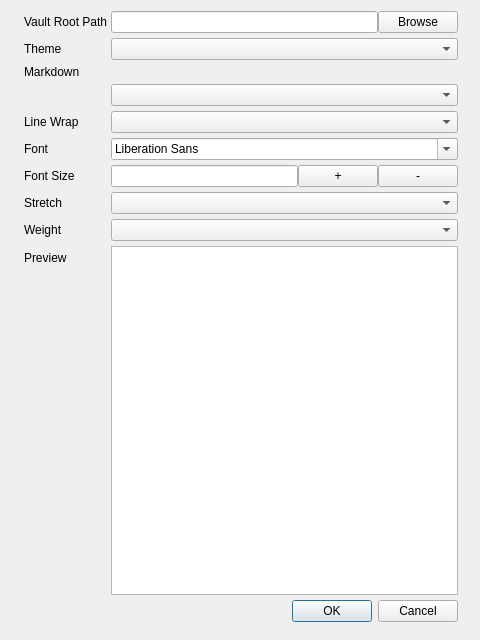
Old version of the form settingsdialog.ui in the repository upupwrite/Remini.
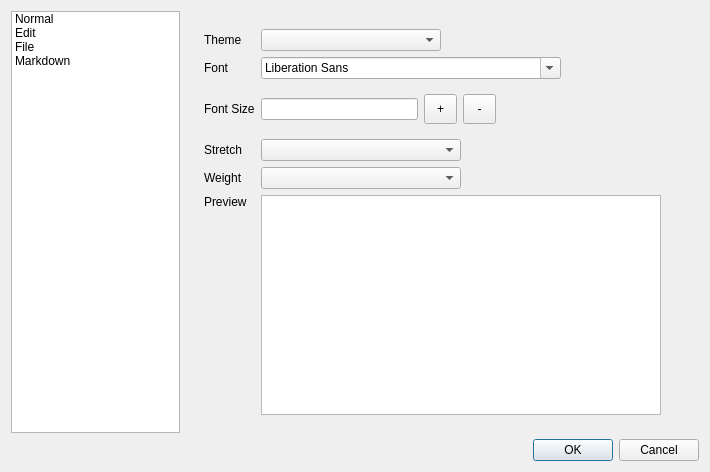
New version of the form. Custom widgets are drawn as their Qt base class.

Commit message: improve settingsdialog ui and so on style change cannot use

What changed in the file:
```diff
--- a/settingsdialog.ui
+++ b/settingsdialog.ui
@@ -6,111 +6,218 @@
    <rect>
     <x>0</x>
     <y>0</y>
-    <width>480</width>
-    <height>640</height>
+    <width>710</width>
+    <height>472</height>
    </rect>
   </property>
   <property name="windowTitle">
    <string>Dialog</string>
   </property>
-  <layout class="QVBoxLayout" name="verticalLayout">
+  <layout class="QGridLayout" name="gridLayout_4">
+   <item row="0" column="0">
+    <widget class="QListWidget" name="listWidget">
+     <property name="maximumSize">
+      <size>
+       <width>190</width>
+       <height>16777215</height>
+      </size>
+     </property>
    <item>
-    <layout class="QFormLayout" name="formLayout">
-     <property name="horizontalSpacing">
-      <number>0</number>
-     </property>
-     <property name="verticalSpacing">
-      <number>5</number>
-     </property>
-     <property name="leftMargin">
-      <number>13</number>
-     </property>
-     <property name="rightMargin">
-      <number>11</number>
-     </property>
-     <property name="bottomMargin">
-      <number>7</number>
-     </property>
-     <item row="0" column="0">
-      <widget class="QLabel" name="lbl_vaultRootPath">
+      <property name="text">
+       <string>Normal</string>
+      </property>
+     </item>
+     <item>
        <property name="text">
-        <string>Vault Root Path </string>
-       </property>
-       <property name="alignment">
-        <set>Qt::AlignLeading|Qt::AlignLeft|Qt::AlignVCenter</set>
-       </property>
-      </widget>
+       <string>Edit</string>
+      </property>
      </item>
-     <item row="0" column="1">
-      <layout class="QHBoxLayout" name="horizontalLayout">
        <item>
-        <widget class="QLineEdit" name="edit_vaultRootPath"/>
+      <property name="text">
+       <string>File</string>
+      </property>
        </item>
        <item>
-        <widget class="QPushButton" name="btn_vaultRootPath">
          <property name="text">
-          <string>Browse</string>
-         </property>
-        </widget>
-       </item>
-      </layout>
-     </item>
-     <item row="1" column="0">
-      <widget class="QLabel" name="lbl_theme">
+       <string>Markdown</string>
+      </property>
+     </item>
+    </widget>
+   </item>
+   <item row="0" column="1">
+    <widget class="QStackedWidget" name="stackedWidget">
+     <widget class="QWidget" name="normal">
+      <layout class="QGridLayout" name="gridLayout">
+       <item row="0" column="1">
+        <spacer name="horizontalSpacer_2">
+         <property name="orientation">
+          <enum>Qt::Horizontal</enum>
+         </property>
+         <property name="sizeHint" stdset="0">
+          <size>
+           <width>40</width>
+           <height>20</height>
+          </size>
+         </property>
+        </spacer>
+       </item>
+       <item row="0" column="0">
+        <widget class="QWidget" name="widget" native="true">
+         <layout class="QGridLayout" name="gridLayout_2">
+          <item row="4" column="0">
+           <widget class="QLabel" name="lbl_weight">
        <property name="text">
-        <string>Theme</string>
+             <string>Weight</string>
        </property>
       </widget>
      </item>
-     <item row="1" column="1">
-      <widget class="QComboBox" name="cmb_theme"/>
+          <item row="0" column="1">
+           <widget class="QComboBox" name="cmb_theme">
+            <property name="maximumSize">
+             <size>
+              <width>180</width>
+              <height>16777215</height>
+             </size>
+            </property>
+           </widget>
      </item>
      <item row="5" column="0">
-      <widget class="QLabel" name="lbl_font">
+           <widget class="QLabel" name="lbl_preview">
        <property name="text">
-        <string>Font </string>
+             <string>Preview</string>
        </property>
       </widget>
      </item>
-     <item row="5" column="1">
-      <widget class="QFontComboBox" name="cmb_font"/>
-     </item>
-     <item row="6" column="0">
+          <item row="2" column="0">
       <widget class="QLabel" name="lbl_font_size">
        <property name="text">
         <string>Font Size</string>
        </property>
       </widget>
      </item>
-     <item row="7" column="0">
+          <item row="3" column="1">
+           <widget class="QComboBox" name="cmb_stretch">
+            <property name="maximumSize">
+             <size>
+              <width>200</width>
+              <height>16777215</height>
+             </size>
+            </property>
+           </widget>
+          </item>
+          <item row="0" column="0">
+           <widget class="QLabel" name="lbl_theme">
+            <property name="text">
+             <string>Theme</string>
+            </property>
+           </widget>
+          </item>
+          <item row="4" column="1">
+           <widget class="QComboBox" name="cmb_weight">
+            <property name="maximumSize">
+             <size>
+              <width>200</width>
+              <height>16777215</height>
+             </size>
+            </property>
+           </widget>
+          </item>
+          <item row="1" column="1">
+           <widget class="QFontComboBox" name="cmb_font">
+            <property name="maximumSize">
+             <size>
+              <width>300</width>
+              <height>16777215</height>
+             </size>
+            </property>
+           </widget>
+          </item>
+          <item row="3" column="0">
       <widget class="QLabel" name="lbl_stretch">
        <property name="text">
         <string>Stretch</string>
        </property>
       </widget>
      </item>
-     <item row="7" column="1">
-      <widget class="QComboBox" name="cmb_stretch"/>
-     </item>
-     <item row="8" column="0">
-      <widget class="QLabel" name="lbl_weight">
+          <item row="6" column="0">
+           <spacer name="verticalSpacer_2">
+            <property name="orientation">
+             <enum>Qt::Vertical</enum>
+            </property>
+            <property name="sizeHint" stdset="0">
+             <size>
+              <width>20</width>
+              <height>205</height>
+             </size>
+            </property>
+           </spacer>
+          </item>
+          <item row="1" column="0">
+           <widget class="QLabel" name="lbl_font">
        <property name="text">
-        <string>Weight</string>
+             <string>Font </string>
        </property>
       </widget>
      </item>
-     <item row="8" column="1">
-      <widget class="QComboBox" name="cmb_weight"/>
-     </item>
-     <item row="9" column="0">
-      <widget class="QLabel" name="lbl_preview">
+          <item row="2" column="1">
+           <widget class="QWidget" name="widget_2" native="true">
+            <layout class="QHBoxLayout" name="horizontalLayout_2">
+             <property name="leftMargin">
+              <number>0</number>
+             </property>
+             <item>
+              <widget class="QLineEdit" name="ledit_font_size"/>
+             </item>
+             <item>
+              <widget class="QToolButton" name="btn_plus">
+               <property name="minimumSize">
+                <size>
+                 <width>33</width>
+                 <height>30</height>
+                </size>
+               </property>
        <property name="text">
-        <string>Preview</string>
+                <string>+</string>
        </property>
       </widget>
      </item>
-     <item row="9" column="1">
+             <item>
+              <widget class="QToolButton" name="btn_minus">
+               <property name="minimumSize">
+                <size>
+                 <width>33</width>
+                 <height>30</height>
+                </size>
+               </property>
+               <property name="text">
+                <string>-</string>
+               </property>
+              </widget>
+             </item>
+             <item>
+              <spacer name="horizontalSpacer">
+               <property name="orientation">
+                <enum>Qt::Horizontal</enum>
+               </property>
+               <property name="sizeHint" stdset="0">
+                <size>
+                 <width>40</width>
+                 <height>20</height>
+                </size>
+               </property>
+              </spacer>
+             </item>
+            </layout>
+           </widget>
+          </item>
+          <item row="5" column="1" rowspan="2">
       <widget class="QTextEdit" name="txt_preview">
+            <property name="minimumSize">
+             <size>
+              <width>400</width>
+              <height>0</height>
+             </size>
+            </property>
        <property name="html">
         <string>&lt;!DOCTYPE HTML PUBLIC &quot;-//W3C//DTD HTML 4.0//EN&quot; &quot;http://www.w3.org/TR/REC-html40/strict.dtd&quot;&gt;
 &lt;html&gt;&lt;head&gt;&lt;meta name=&quot;qrichtext&quot; content=&quot;1&quot; /&gt;&lt;meta charset=&quot;utf-8&quot; /&gt;&lt;style type=&quot;text/css&quot;&gt;
@@ -118,77 +225,137 @@
 hr { height: 1px; border-width: 0; }
 li.unchecked::marker { content: &quot;\2610&quot;; }
 li.checked::marker { content: &quot;\2612&quot;; }
-&lt;/style&gt;&lt;/head&gt;&lt;body style=&quot; font-family:'Segoe UI'; font-size:9pt; font-weight:400; font-style:normal;&quot;&gt;
-&lt;p style=&quot;-qt-paragraph-type:empty; margin-top:8px; margin-bottom:8px; margin-left:0px; margin-right:0px; -qt-block-indent:0; text-indent:0px; background-color:#ffffff;&quot;&gt;&lt;br /&gt;&lt;/p&gt;&lt;/body&gt;&lt;/html&gt;</string>
+&lt;/style&gt;&lt;/head&gt;&lt;body style=&quot; font-family:'Sans Serif'; font-size:9pt; font-weight:400; font-style:normal;&quot;&gt;
+&lt;p style=&quot;-qt-paragraph-type:empty; margin-top:8px; margin-bottom:8px; margin-left:0px; margin-right:0px; -qt-block-indent:0; text-indent:0px; font-family:'Segoe UI'; background-color:#ffffff;&quot;&gt;&lt;br /&gt;&lt;/p&gt;&lt;/body&gt;&lt;/html&gt;</string>
        </property>
       </widget>
      </item>
-     <item row="10" column="1">
-      <widget class="QDialogButtonBox" name="btn_dialog">
-       <property name="orientation">
-        <enum>Qt::Horizontal</enum>
-       </property>
-       <property name="standardButtons">
-        <set>QDialogButtonBox::Cancel|QDialogButtonBox::Ok</set>
-       </property>
-      </widget>
-     </item>
-     <item row="6" column="1">
-      <layout class="QHBoxLayout" name="horizontalLayout_3">
-       <item>
-        <widget class="QLineEdit" name="ledit_font_size"/>
-       </item>
-       <item>
-        <widget class="QPushButton" name="btn_plus">
-         <property name="text">
-          <string>+</string>
-         </property>
-        </widget>
-       </item>
-       <item>
-        <widget class="QPushButton" name="btn_minus">
-         <property name="text">
-          <string>-</string>
-         </property>
-        </widget>
-       </item>
+         </layout>
+        </widget>
+       </item>
       </layout>
-     </item>
-     <item row="3" column="1">
-      <widget class="QComboBox" name="cmb_mkState"/>
-     </item>
-     <item row="4" column="0">
+     </widget>
+     <widget class="QWidget" name="edit">
+      <layout class="QGridLayout" name="gridLayout_5">
+       <item row="0" column="0">
+        <widget class="QWidget" name="widget_4" native="true">
+         <layout class="QGridLayout" name="gridLayout_8">
+          <item row="0" column="0">
       <widget class="QLabel" name="lbl_lineWrap">
        <property name="text">
         <string>Line Wrap</string>
        </property>
       </widget>
      </item>
-     <item row="4" column="1">
+          <item row="0" column="1">
       <widget class="QComboBox" name="cmb_lineWrap"/>
      </item>
-     <item row="2" column="1">
-      <widget class="ToggleButton" name="btn_linewrap" native="true"/>
-     </item>
-     <item row="2" column="0">
+         </layout>
+        </widget>
+       </item>
+       <item row="1" column="0">
+        <spacer name="verticalSpacer_4">
+         <property name="orientation">
+          <enum>Qt::Vertical</enum>
+         </property>
+         <property name="sizeHint" stdset="0">
+          <size>
+           <width>20</width>
+           <height>40</height>
+          </size>
+         </property>
+        </spacer>
+       </item>
+      </layout>
+     </widget>
+     <widget class="QWidget" name="file">
+      <layout class="QGridLayout" name="gridLayout_3">
+       <item row="0" column="0">
+        <widget class="QLabel" name="lbl_vaultRootPath">
+         <property name="text">
+          <string>Vault Root Path </string>
+         </property>
+         <property name="alignment">
+          <set>Qt::AlignLeading|Qt::AlignLeft|Qt::AlignVCenter</set>
+         </property>
+        </widget>
+       </item>
+       <item row="0" column="1">
+        <layout class="QHBoxLayout" name="horizontalLayout">
+         <item>
+          <widget class="QLineEdit" name="edit_vaultRootPath"/>
+         </item>
+         <item>
+          <widget class="QPushButton" name="btn_vaultRootPath">
+           <property name="text">
+            <string>Browse</string>
+           </property>
+          </widget>
+         </item>
+        </layout>
+       </item>
+       <item row="1" column="1">
+        <spacer name="verticalSpacer">
+         <property name="orientation">
+          <enum>Qt::Vertical</enum>
+         </property>
+         <property name="sizeHint" stdset="0">
+          <size>
+           <width>20</width>
+           <height>40</height>
+          </size>
+         </property>
+        </spacer>
+       </item>
+      </layout>
+     </widget>
+     <widget class="QWidget" name="markdown">
+      <layout class="QGridLayout" name="gridLayout_7">
+       <item row="0" column="0">
+        <widget class="QWidget" name="widget_3" native="true">
+         <layout class="QGridLayout" name="gridLayout_6">
+          <item row="0" column="0">
       <widget class="QLabel" name="lbl_markdown">
        <property name="text">
         <string>Markdown</string>
        </property>
       </widget>
      </item>
-    </layout>
-   </item>
-  </layout>
- </widget>
- <customwidgets>
-  <customwidget>
-   <class>ToggleButton</class>
-   <extends>QWidget</extends>
-   <header location="global">togglebutton.h</header>
-   <container>1</container>
-  </customwidget>
- </customwidgets>
+          <item row="0" column="1">
+           <widget class="QComboBox" name="cmb_mkState"/>
+          </item>
+         </layout>
+        </widget>
+       </item>
+       <item row="1" column="0">
+        <spacer name="verticalSpacer_3">
+         <property name="orientation">
+          <enum>Qt::Vertical</enum>
+         </property>
+         <property name="sizeHint" stdset="0">
+          <size>
+           <width>20</width>
+           <height>40</height>
+          </size>
+         </property>
+        </spacer>
+       </item>
+      </layout>
+     </widget>
+    </widget>
+   </item>
+   <item row="1" column="1">
+    <widget class="QDialogButtonBox" name="btn_dialog">
+     <property name="orientation">
+      <enum>Qt::Horizontal</enum>
+     </property>
+     <property name="standardButtons">
+      <set>QDialogButtonBox::Cancel|QDialogButtonBox::Ok</set>
+     </property>
+    </widget>
+   </item>
+  </layout>
+ </widget>
  <resources/>
  <connections>
   <connection>
```
Left out of the diff: 32 changed lines with no effect on the pictures. Lines whose indentation alone changed are shown as unchanged. The commit also changes 2 other files.
